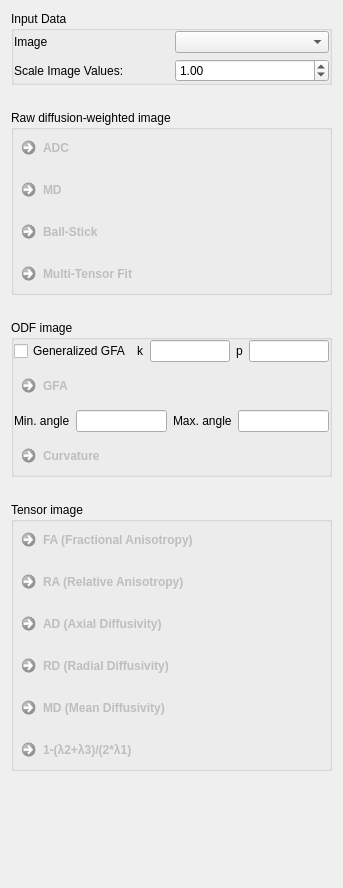
This is Plugins/org.mitk.gui.qt.diffusionimaging.reconstruction/src/internal/QmitkDiffusionQuantificationViewControls.ui in MITK/MITK as Qt 5 draws it before an edit. The edited form follows.
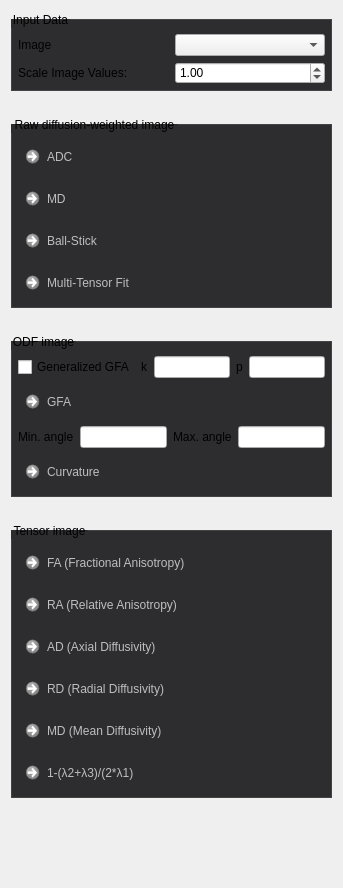
This is the edited form. Custom widgets are drawn as their Qt base class.

Commit message: Update diffusion view style

```diff
--- a/Plugins/org.mitk.gui.qt.diffusionimaging.reconstruction/src/internal/QmitkDiffusionQuantificationViewControls.ui
+++ b/Plugins/org.mitk.gui.qt.diffusionimaging.reconstruction/src/internal/QmitkDiffusionQuantificationViewControls.ui
@@ -19,6 +19,43 @@
   <property name="windowTitle">
    <string>QmitkTemplate</string>
   </property>
+  <property name="styleSheet">
+   <string>QCommandLinkButton {
+  font-weight: normal;
+}
+
+QCommandLinkButton:disabled {
+  border: none;
+  font-weight: lighter;
+}
+
+QToolBox::tab {
+  border: 1px solid #434346;
+  font-weight: bold;
+}
+
+QToolBox::tab:hover {
+  background-color: #434346;
+  font-weight: bold;
+}
+
+QToolBox::tab:selected {
+  background-color: #1c97ea;
+  border: 1px solid #1c97ea;
+  font-weight: bold;
+}
+
+QGroupBox {
+  border: 1px solid #434346;
+  background-color: #2d2d30;
+  margin-top: 8px;
+  padding-top: 8px;
+}
+
+QGroupBox, QGroupBox:disabled {
+  background-color: #2d2d30;
+}</string>
+  </property>
   <layout class="QGridLayout" name="gridLayout_2">
    <property name="verticalSpacing">
     <number>25</number>
@@ -30,16 +67,16 @@
      </property>
      <layout class="QGridLayout" name="gridLayout">
       <property name="leftMargin">
-       <number>0</number>
+       <number>6</number>
       </property>
       <property name="topMargin">
-       <number>0</number>
+       <number>6</number>
       </property>
       <property name="rightMargin">
-       <number>0</number>
+       <number>6</number>
       </property>
       <property name="bottomMargin">
-       <number>0</number>
+       <number>6</number>
       </property>
       <item row="0" column="0">
        <widget class="QLabel" name="label">
@@ -78,16 +115,16 @@
      </property>
      <layout class="QGridLayout" name="gridLayout_5">
       <property name="leftMargin">
-       <number>0</number>
+       <number>6</number>
       </property>
       <property name="topMargin">
-       <number>0</number>
+       <number>6</number>
       </property>
       <property name="rightMargin">
-       <number>0</number>
+       <number>6</number>
       </property>
       <property name="bottomMargin">
-       <number>0</number>
+       <number>6</number>
       </property>
       <item row="0" column="0">
        <widget class="QCommandLinkButton" name="m_AdcDwiButton">
@@ -139,16 +176,16 @@
      </property>
      <layout class="QGridLayout" name="gridLayout_3">
       <property name="leftMargin">
-       <number>0</number>
+       <number>6</number>
       </property>
       <property name="topMargin">
-       <number>0</number>
+       <number>6</number>
       </property>
       <property name="rightMargin">
-       <number>0</number>
+       <number>6</number>
       </property>
       <property name="bottomMargin">
-       <number>0</number>
+       <number>6</number>
       </property>
       <item row="0" column="0">
        <widget class="QFrame" name="frame">
@@ -313,16 +350,16 @@
      </property>
      <layout class="QGridLayout" name="gridLayout_4">
       <property name="leftMargin">
-       <number>0</number>
+       <number>6</number>
       </property>
       <property name="topMargin">
-       <number>0</number>
+       <number>6</number>
       </property>
       <property name="rightMargin">
-       <number>0</number>
+       <number>6</number>
       </property>
       <property name="bottomMargin">
-       <number>0</number>
+       <number>6</number>
       </property>
       <item row="0" column="0">
        <widget class="QCommandLinkButton" name="m_FAButton">
@@ -405,7 +442,7 @@
    </item>
   </layout>
  </widget>
- <layoutdefault spacing="6" margin="11"/>
+ <layoutdefault spacing="6" margin="11"></layoutdefault>
  <customwidgets>
   <customwidget>
    <class>QmitkDataStorageComboBox</class>
```
Left out of the diff: 12 changed lines with no effect on the pictures. The commit also changes 32 other files.
